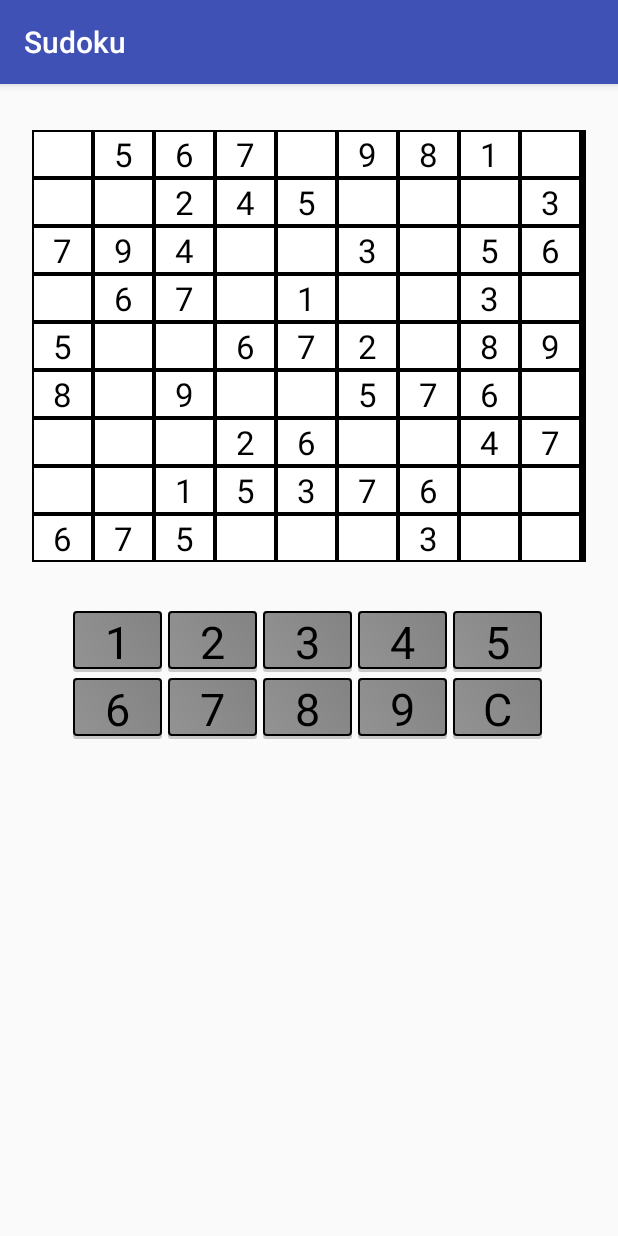
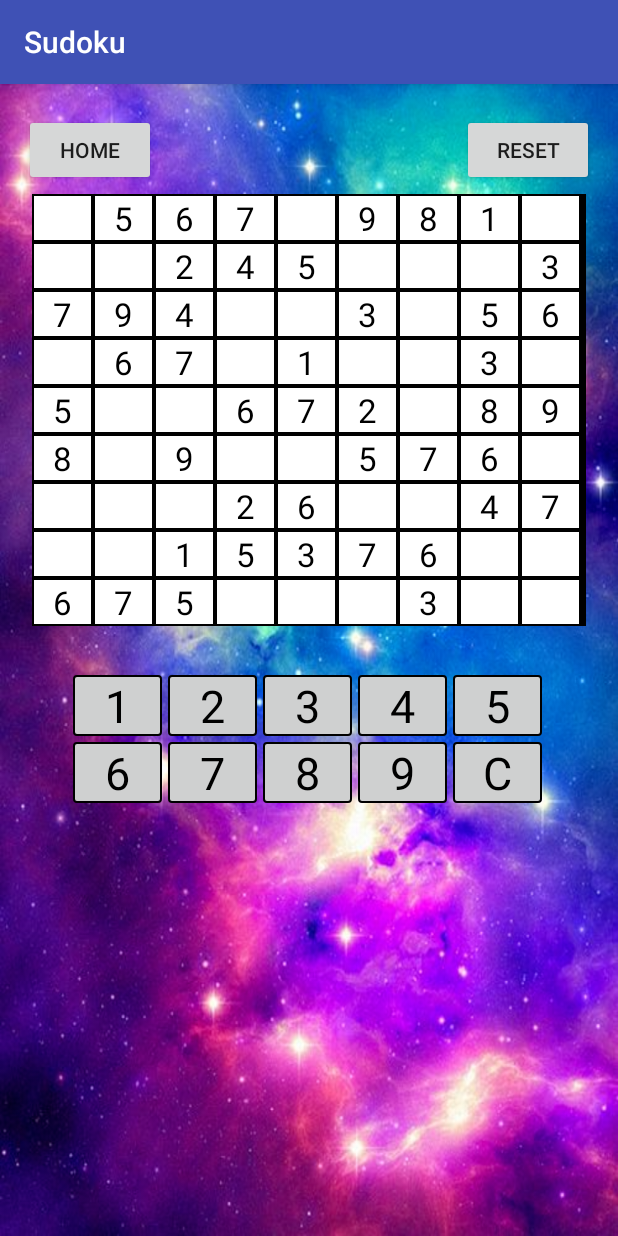
Before and after one commit to dpulsifer/Sudoku, an Android app: the screen it shows after launch (MainActivity), on a phone screen of 412 x 824 dp. Run offline under Robolectric (Android 15) with nearby library versions, the phone set to English and light mode, and no system bars.

Commit message:
Added background and Home/Reset buttons

```diff
--- a/app/src/main/AndroidManifest.xml
+++ b/app/src/main/AndroidManifest.xml
@@ -8,7 +8,8 @@
         android:label="@string/app_name"
         android:supportsRtl="true"
         android:theme="@style/AppTheme">
-        <activity android:name=".MainActivity">
+        <activity android:name=".MainActivity"
+            android:screenOrientation="portrait">
             <intent-filter>
                 <action android:name="android.intent.action.MAIN" />
 
--- a/app/src/main/java/cs/dal/sudoku/MainActivity.java
+++ b/app/src/main/java/cs/dal/sudoku/MainActivity.java
@@ -27,7 +27,6 @@ public class MainActivity extends AppCompatActivity {
         solvedSudokuGrid = SolvedSudokuGenerator.generatePuzzle();
         dugSudokuGrid = SolvedSudokuDigger.digPuzzle(solvedSudokuGrid, 0);
         referenceGrid = dugSudokuGrid.clone();
-
 
         gridView = (GridView)this.findViewById(R.id.myGridView);
         SudokuGridAdapter gridAdapter = new SudokuGridAdapter(MainActivity.this, dugSudokuGrid);
--- a/app/src/main/java/cs/dal/sudoku/SudokuGridAdapter.java
+++ b/app/src/main/java/cs/dal/sudoku/SudokuGridAdapter.java
@@ -27,6 +27,9 @@ public class SudokuGridAdapter extends BaseAdapter
 
     public View getView(int position, View convertView, ViewGroup parent) {
 
+        //int color = 0xFFFFFF;
+        //if (!items[position].equals(" ")) { color = 0xd3d3d3;}
+
         if(convertView ==null) {
             convertView = inflater.inflate(R.layout.sudoku_cell, null);
         }
@@ -35,6 +38,8 @@ public class SudokuGridAdapter extends BaseAdapter
         return convertView;
     }
 
+
+
     @Override
     public int getCount() { return items.length; }
 
--- a/app/src/main/res/drawable/button_background.xml
+++ b/app/src/main/res/drawable/button_background.xml
@@ -1,21 +1,14 @@
 <?xml version="1.0" encoding="utf-8"?>
 <layer-list xmlns:android="http://schemas.android.com/apk/res/android">
-    <item>
-        <shape android:shape="rectangle">
-            <solid android:color="#CABBBBBB"/>
-            <corners android:radius="2dp" />
-        </shape>
-    </item>
-
     <item
         android:left="0dp"
         android:right="0dp"
         android:top="0dp"
-        android:bottom="2dp">
+        android:bottom="0dp">
         <shape android:shape="rectangle">
             <gradient
-                android:startColor="#939393"
-                android:endColor="#838383"
+                android:startColor="#CFD0D0"
+                android:endColor="#CFD0D0"
                 android:angle="45"/>
             <corners android:radius="2dp" />
             <stroke android:width="1dp" android:color="#000000"  />
--- a/app/src/main/res/layout/activity_main.xml
+++ b/app/src/main/res/layout/activity_main.xml
@@ -1,15 +1,36 @@
 <?xml version="1.0" encoding="utf-8"?>
-<RelativeLayout xmlns:android="http://schemas.android.com/apk/res/android"
+<LinearLayout xmlns:android="http://schemas.android.com/apk/res/android"
     xmlns:tools="http://schemas.android.com/tools"
     android:id="@+id/activity_main"
+    android:background="@drawable/space"
+    android:orientation="vertical"
     android:layout_width="match_parent"
     android:layout_height="match_parent"
     android:paddingBottom="@dimen/activity_vertical_margin"
     android:paddingLeft="@dimen/activity_horizontal_margin"
     android:paddingRight="@dimen/activity_horizontal_margin"
-    android:paddingTop="25dp"
+    android:paddingTop="20dp"
     tools:context="cs.dal.sudoku.MainActivity"
     android:weightSum="1">
+
+    <RelativeLayout
+        android:orientation="horizontal"
+        android:layout_width="wrap_content"
+        android:layout_height="wrap_content">
+
+        <Button
+            android:text="Home"
+            android:layout_width="wrap_content"
+            android:layout_height="wrap_content"
+            android:layout_alignParentLeft="true"/>
+
+        <Button
+            android:text="Reset"
+            android:layout_width="wrap_content"
+            android:layout_height="wrap_content"
+            android:layout_alignParentRight="true"/>
+
+    </RelativeLayout>
 
     <GridView
         android:layout_width="wrap_content"
@@ -32,4 +53,4 @@
         android:padding="25dp"
         android:layout_below="@+id/myGridView"/>
 
-</RelativeLayout>
+</LinearLayout>
--- a/app/src/main/res/layout/sudoku_cell.xml
+++ b/app/src/main/res/layout/sudoku_cell.xml
@@ -13,6 +13,6 @@
         android:layout_weight="1"
         android:textColor="#000000"
         android:background="#FFFFFF"
-        android:id="@+id/grid_item"/>
+        android:id="@+id/grid_item" />
 
 </LinearLayout>
```
Also changed, not shown: app/src/main/res/drawable/space.png (added), 4 other files.
